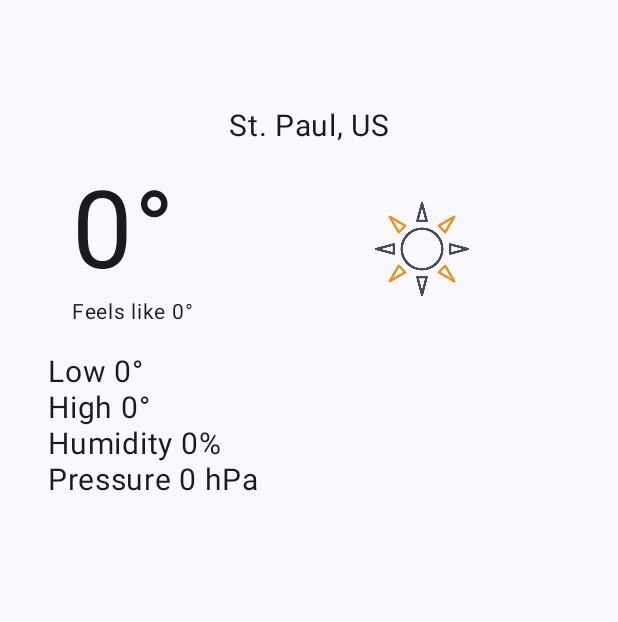
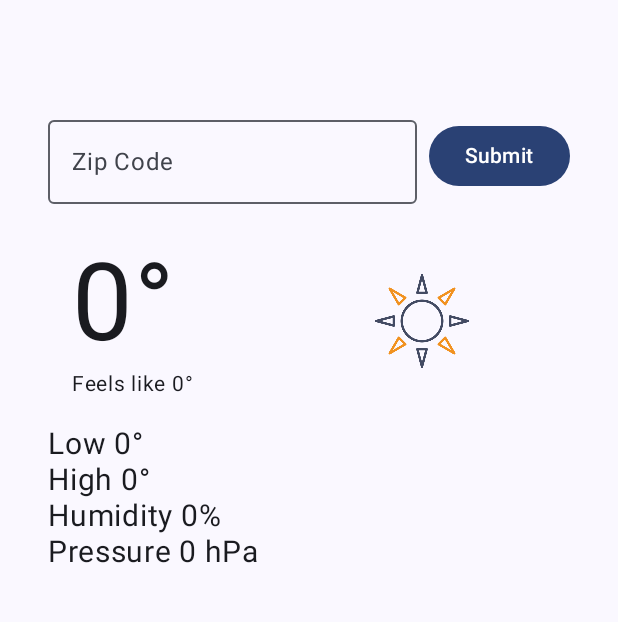
Before and after one commit to crosleecode/Precipination, an Android app built with Jetpack Compose: the screen it shows after launch (MainActivity), on a phone screen of 412 x 824 dp, the part 84-706 px from its top. Run offline under Robolectric (Android 15) with nearby library versions, the light colour scheme and no system bars; our stand-ins replace livedata-compose.

Commit message:
Added in text field and submit button.  The city name also updates.  New entries to strings.xml

```diff
--- a/app/src/main/java/com/example/precipination/MainActivity.kt
+++ b/app/src/main/java/com/example/precipination/MainActivity.kt
@@ -41,6 +41,15 @@ import retrofit2.Retrofit
 import retrofit2.converter.kotlinx.serialization.asConverterFactory
 import androidx.compose.runtime.livedata.observeAsState
 
+//Assignment 4
+import androidx.compose.foundation.text.KeyboardOptions
+import androidx.compose.material3.Button
+import androidx.compose.material3.OutlinedTextField
+import androidx.compose.runtime.mutableStateOf
+import androidx.compose.runtime.remember
+import androidx.compose.ui.text.input.KeyboardType
+
+
 
 
 class MainActivity : ComponentActivity() {
@@ -51,14 +60,17 @@ class MainActivity : ComponentActivity() {
         val precipinationService = createRetrofitService()
         val apiKey = resources.getString(R.string.open_weather_key)
         val precipinationViewModel = PrecipinationViewModel(precipinationService, apiKey)
-        precipinationViewModel.fetchWeatherData(getString(R.string.location))
+        precipinationViewModel.fetchWeatherData(getString(R.string.default_zip))
 
         setContent {
             PrecipinationTheme {
                 Scaffold(modifier = Modifier.fillMaxSize()) { innerPadding ->
                     val weatherData by precipinationViewModel.weatherInfo.observeAsState()
 
-                    PrecipinationScreen(modifier = Modifier.padding(innerPadding), weatherData = weatherData)
+                    PrecipinationScreen(
+                        modifier = Modifier.padding(innerPadding),
+                        weatherData = weatherData,
+                        onSubmit = {zipCode -> precipinationViewModel.fetchWeatherData(zipCode)})
                 }
             }
         }
@@ -71,7 +83,7 @@ fun tempConversion(kelvin : Double): Int{
 }
 
 @Composable
-fun PrecipinationScreen(modifier: Modifier = Modifier, weatherData: WeatherInfo?) {
+fun PrecipinationScreen(modifier: Modifier = Modifier, weatherData: WeatherInfo?, onSubmit: (String)->Unit) {
 
     Column(modifier = modifier.fillMaxSize()){
         TopBar()
@@ -83,7 +95,7 @@ fun PrecipinationScreen(modifier: Modifier = Modifier, weatherData: WeatherInfo?
             .padding(top = 128.dp),
         horizontalAlignment = Alignment.Start
     ) {
-        CurrentLocation()
+        CurrentLocation(city = weatherData?.name, onSubmit = onSubmit)
         Spacer(modifier = Modifier.height(16.dp))
         CurrentWeather(weatherData)
         Spacer(modifier = Modifier.height(16.dp))
@@ -112,13 +124,57 @@ fun TopBar(){
 }
 
 @Composable
-fun CurrentLocation(){
-    Text(
+fun CurrentLocation(city : String?, onSubmit: (String) -> Unit){
+    val zipCode = remember { mutableStateOf("") }
+
+    Column(
+        horizontalAlignment = Alignment.CenterHorizontally,
+        modifier = Modifier
+            .fillMaxWidth()
+            .padding(horizontal = 32.dp)
+    ) {
+        Row(verticalAlignment = Alignment.CenterVertically) {
+            OutlinedTextField(
+                value = zipCode.value,
+                onValueChange = {
+                    if (it.length <= 5 && it.all { char -> char.isDigit() }) {
+                        zipCode.value = it
+                    }
+                },
+                label = { Text(stringResource(R.string.zip_code)) },
+                keyboardOptions = KeyboardOptions(keyboardType = KeyboardType.Number),
+                singleLine = true,
+                modifier = Modifier.weight(1f)
+            )
+
+            Spacer(modifier = Modifier.width(8.dp))
+
+            Button(onClick = {
+                if (zipCode.value.length == 5) {
+                    onSubmit(zipCode.value)
+                }
+            }) {
+                Text(stringResource(R.string.submit_button))
+            }
+        }
+
+        Spacer(modifier = Modifier.height(8.dp))
+
+        city?.let {
+            Text(
+                text = stringResource(R.string.city, it),
+                fontSize = 20.sp,
+                modifier = Modifier.fillMaxWidth(),
+                textAlign = TextAlign.Center
+            )
+        }
+    }
+    /*Text(
         text = stringResource(id = R.string.location),
         fontSize = 20.sp,
         modifier = Modifier.fillMaxWidth(),
         textAlign = TextAlign.Center
-    )
+    )*/
 }
 
 @Composable
--- a/app/src/main/java/com/example/precipination/PrecipinationService.kt
+++ b/app/src/main/java/com/example/precipination/PrecipinationService.kt
@@ -8,7 +8,7 @@ interface PrecipinationService {
 
     @GET("weather")
     fun getCurrentWeather(
-        @Query("q") city: String,
+        @Query("zip") zipCode: String,
         @Query("appid") apiKey: String
     ): Call<WeatherInfo>
 }
--- a/app/src/main/java/com/example/precipination/PrecipinationViewModel.kt
+++ b/app/src/main/java/com/example/precipination/PrecipinationViewModel.kt
@@ -19,8 +19,8 @@ class PrecipinationViewModel(
     private val _weatherInfo : MutableLiveData<WeatherInfo> = MutableLiveData()
     val weatherInfo : LiveData<WeatherInfo> = _weatherInfo
 
-    fun fetchWeatherData(city : String) {
-        val call = precipinationService.getCurrentWeather(city, apiKey)
+    fun fetchWeatherData(zipCode : String) {
+        val call = precipinationService.getCurrentWeather(zipCode, apiKey)
         call.enqueue(object : Callback<WeatherInfo> {
             override fun onResponse(p0: Call<WeatherInfo>, p1: Response<WeatherInfo>) {
                 if (p1.isSuccessful) {
--- a/app/src/main/java/com/example/precipination/WeatherInfo.kt
+++ b/app/src/main/java/com/example/precipination/WeatherInfo.kt
@@ -5,7 +5,8 @@ import kotlinx.serialization.Serializable
 
 @Serializable
 data class WeatherInfo(
-    val main: WeatherData= WeatherData()
+    val main: WeatherData= WeatherData(),
+    val name: String = ""
 )
 
 @Serializable
--- a/app/src/main/res/values/strings.xml
+++ b/app/src/main/res/values/strings.xml
@@ -1,6 +1,9 @@
 <resources>
     <string name="app_name">Precipination</string>
-    <string name="location">St. Paul, US</string>
+    <string name="default_zip">55082</string>
+    <string name="city">%1$s</string>
+    <string name="zip_code">Zip Code</string>
+    <string name="submit_button">Submit</string>
     <string name="temperature">%1$d°</string>
     <string name="feels_like">Feels like %1$d°</string>
     <string name="low_temp">Low %1$d°</string>
```
